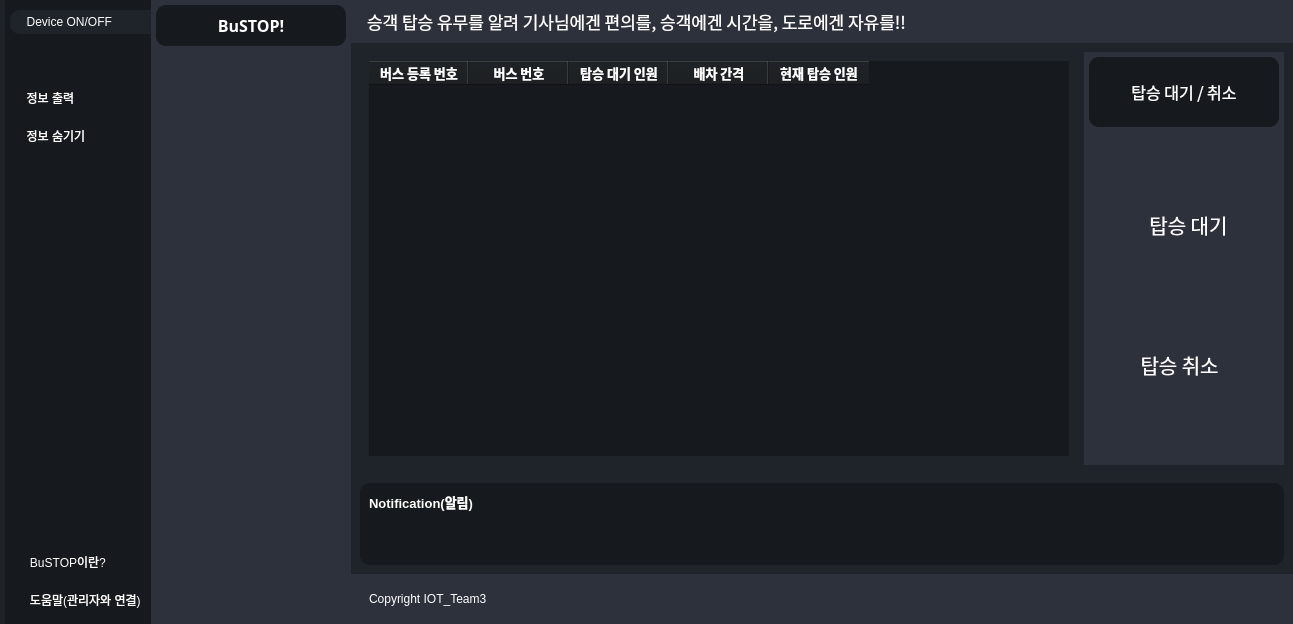
Qt form interface.ui (PKNU-IOT3/bustop_PyQT) before a commit.
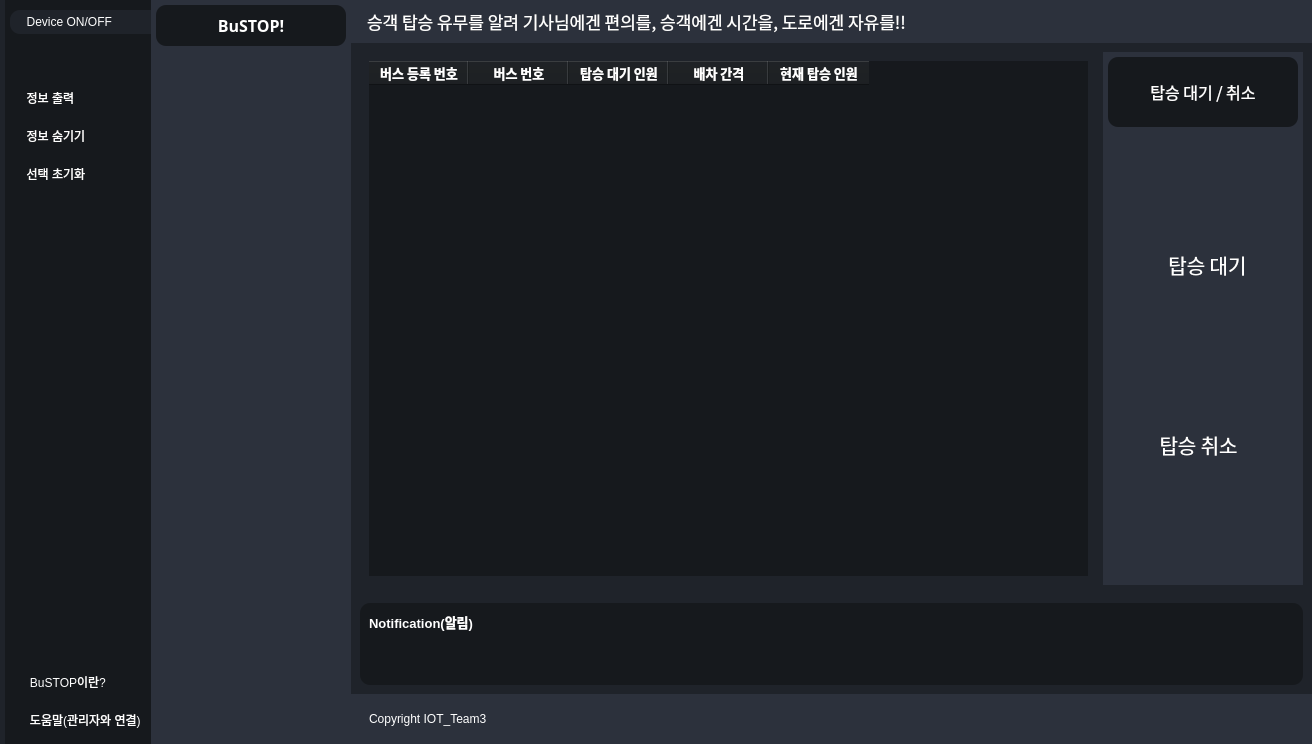
The same form after that commit. Icons and pictures are not drawn.

Diff of the .ui file:
```diff
--- a/interface.ui
+++ b/interface.ui
@@ -6,8 +6,8 @@
    <rect>
     <x>0</x>
     <y>0</y>
-    <width>1293</width>
-    <height>624</height>
+    <width>1312</width>
+    <height>744</height>
    </rect>
   </property>
   <property name="windowTitle">
@@ -267,6 +267,50 @@
             </layout>
            </widget>
           </item>
+          <item>
+           <widget class="QFrame" name="frame">
+            <property name="frameShape">
+             <enum>QFrame::StyledPanel</enum>
+            </property>
+            <property name="frameShadow">
+             <enum>QFrame::Raised</enum>
+            </property>
+            <layout class="QHBoxLayout" name="horizontalLayout_2">
+             <property name="spacing">
+              <number>0</number>
+             </property>
+             <property name="leftMargin">
+              <number>0</number>
+             </property>
+             <property name="topMargin">
+              <number>10</number>
+             </property>
+             <property name="rightMargin">
+              <number>0</number>
+             </property>
+             <property name="bottomMargin">
+              <number>0</number>
+             </property>
+             <item>
+              <widget class="QPushButton" name="BtnRefresh">
+               <property name="text">
+                <string>  선택 초기화</string>
+               </property>
+               <property name="icon">
+                <iconset resource="resources.qrc">
+                 <normaloff>:/icons/icons/refresh-cw.svg</normaloff>:/icons/icons/refresh-cw.svg</iconset>
+               </property>
+               <property name="iconSize">
+                <size>
+                 <width>24</width>
+                 <height>24</height>
+                </size>
+               </property>
+              </widget>
+             </item>
+            </layout>
+           </widget>
+          </item>
           <item>
            <spacer name="verticalSpacer">
             <property name="orientation">
```
